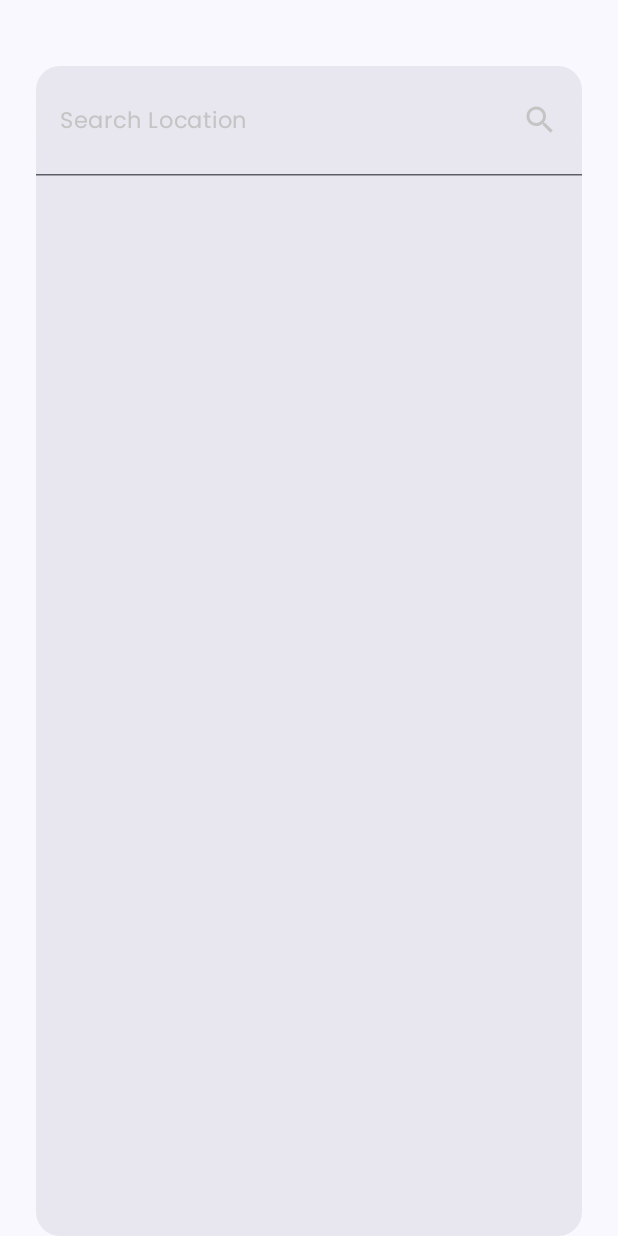
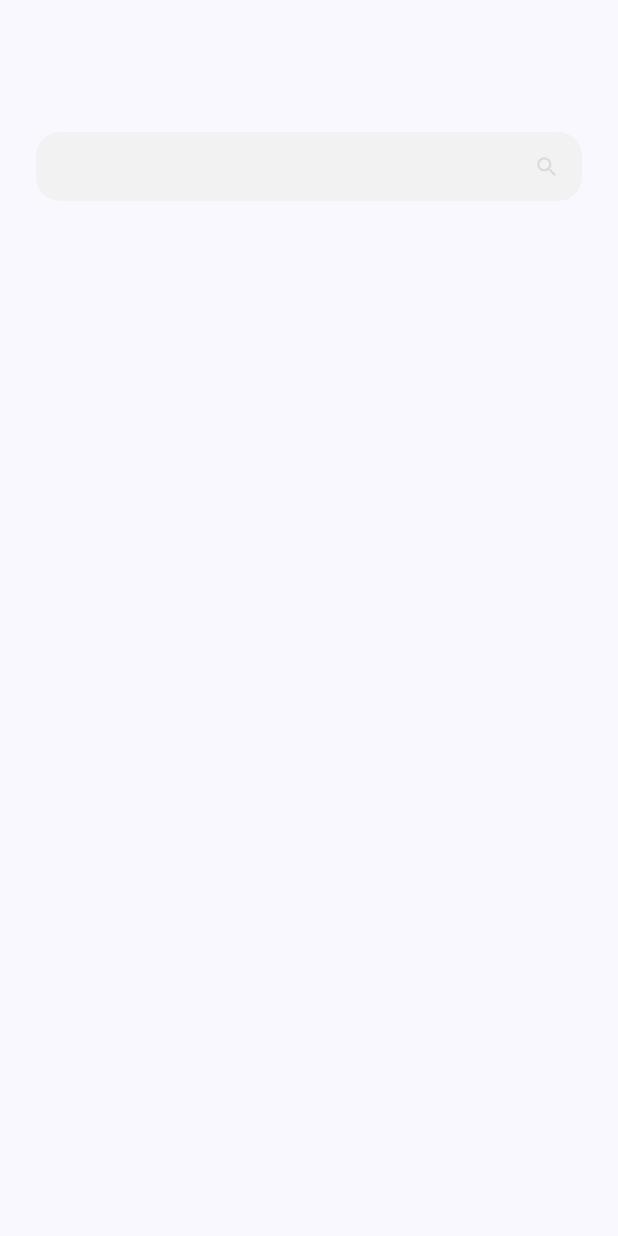
Before and after one commit to truelyyours/Weather-Tracker, an Android app built with Jetpack Compose: the screen it shows after launch (MainActivity), on a phone screen of 412 x 824 dp. Run offline under Robolectric (Android 15) with nearby library versions, the phone set to English and light mode, and no system bars; our stand-ins replace Dagger/Hilt's generated code.

Commit message:
working search. nice

```diff
--- a/app/src/main/java/com/example/weathertracker/MainActivity.kt
+++ b/app/src/main/java/com/example/weathertracker/MainActivity.kt
@@ -47,7 +47,7 @@ import com.example.network.RetrofitClient
 import com.example.network.data.WeatherInfo
 import com.example.weathertracker.composeutil.LocationWeatherDetails
 import com.example.weathertracker.composeutil.NoCitySelected
-import com.example.weathertracker.composeutil.SearchCity
+import com.example.weathertracker.composeutil.SearchBox
 import com.example.weathertracker.ui.theme.BackgroundGray
 import com.example.weathertracker.ui.theme.CustomBlack
 import com.example.weathertracker.ui.theme.LightGray
@@ -75,14 +75,14 @@ class MainActivity : ComponentActivity() {
                     Column(modifier = Modifier.padding(innerPadding).fillMaxSize(),
                         horizontalAlignment = Alignment.CenterHorizontally) {
                         Spacer(Modifier.height(44.dp))
-                        SearchCity()
-                        if (WeatherApp.getStoredCityName().isEmpty()) {
-                            Spacer(Modifier.height(240.dp))
-                            NoCitySelected()
-                        } else {
-                            Spacer(Modifier.height(80.dp))
-                            LocationWeatherDetails("Surat")
-                        }
+                        SearchBox()
+//                        if (WeatherApp.getStoredCityName().isEmpty()) {
+//                            Spacer(Modifier.height(240.dp))
+//                            NoCitySelected()
+//                        } else {
+//                            Spacer(Modifier.height(80.dp))
+//                            LocationWeatherDetails("Surat")
+//                        }
                     }
                 }
             }
--- a/app/src/main/java/com/example/weathertracker/WeatherApp.kt
+++ b/app/src/main/java/com/example/weathertracker/WeatherApp.kt
@@ -2,7 +2,6 @@ package com.example.weathertracker
 
 import android.app.Application
 import android.content.Context
-import android.util.Log
 import androidx.datastore.core.DataStore
 import androidx.datastore.preferences.core.Preferences
 import androidx.datastore.preferences.core.edit
@@ -25,17 +24,17 @@ class WeatherApp: Application() {
 
         fun getStoredCityName():String {
              var city = ""
-            val key_name = stringPreferencesKey("city_name")
+            val keyName = stringPreferencesKey("city_name")
             getNonUiAppContext().dataStore.data.map { pref ->
-                city = pref[key_name] ?: ""
+                city = pref[keyName] ?: ""
             }
             return "Surat"//city
         }
 
         suspend fun storeCityName(location: String) {
             getNonUiAppContext().dataStore.edit { pref ->
-                val key_name = stringPreferencesKey("city_name")
-                pref[key_name] = location
+                val keyName = stringPreferencesKey("city_name")
+                pref[keyName] = location
             }
         }
     }
--- a/app/src/main/java/com/example/weathertracker/composeutil/SearchCity.kt
+++ b/app/src/main/java/com/example/weathertracker/composeutil/SearchCity.kt
@@ -1,54 +1,127 @@
 package com.example.weathertracker.composeutil
 
+import androidx.compose.foundation.background
+import androidx.compose.foundation.layout.Arrangement
+import androidx.compose.foundation.layout.Column
+import androidx.compose.foundation.layout.Row
+import androidx.compose.foundation.layout.Spacer
+import androidx.compose.foundation.layout.fillMaxSize
+import androidx.compose.foundation.layout.fillMaxWidth
+import androidx.compose.foundation.layout.height
 import androidx.compose.foundation.layout.padding
+import androidx.compose.foundation.layout.size
+import androidx.compose.foundation.layout.width
 import androidx.compose.foundation.shape.CornerSize
 import androidx.compose.foundation.shape.RoundedCornerShape
+import androidx.compose.foundation.text.BasicTextField
+import androidx.compose.foundation.text.KeyboardActions
+import androidx.compose.foundation.text.KeyboardOptions
+import androidx.compose.foundation.text.input.KeyboardActionHandler
 import androidx.compose.material.icons.Icons
 import androidx.compose.material.icons.filled.Search
+import androidx.compose.material.icons.rounded.Search
+import androidx.compose.material3.CircularProgressIndicator
 import androidx.compose.material3.ExperimentalMaterial3Api
 import androidx.compose.material3.Icon
 import androidx.compose.material3.SearchBar
 import androidx.compose.material3.SearchBarDefaults
 import androidx.compose.material3.Text
 import androidx.compose.runtime.Composable
+import androidx.compose.runtime.DisposableEffect
+import androidx.compose.runtime.getValue
 import androidx.compose.runtime.mutableStateOf
 import androidx.compose.runtime.remember
+import androidx.compose.runtime.setValue
+import androidx.compose.ui.Alignment
 import androidx.compose.ui.Modifier
 import androidx.compose.ui.draw.clip
+import androidx.compose.ui.graphics.Color
+import androidx.compose.ui.platform.LocalFocusManager
+import androidx.compose.ui.text.TextStyle
 import androidx.compose.ui.text.font.FontWeight
+import androidx.compose.ui.text.input.ImeAction
 import androidx.compose.ui.unit.dp
 import androidx.compose.ui.unit.sp
+import androidx.hilt.navigation.compose.hiltViewModel
+import androidx.lifecycle.compose.collectAsStateWithLifecycle
+import androidx.lifecycle.viewModelScope
+import com.example.weathertracker.WeatherApp
 import com.example.weathertracker.tempOnTextChange
+import com.example.weathertracker.ui.theme.BackgroundGray
+import com.example.weathertracker.ui.theme.CustomGray
+import com.example.weathertracker.ui.theme.IconGray
 import com.example.weathertracker.ui.theme.LightGray
 import com.example.weathertracker.ui.theme.PoppinsFontFamily
+import com.example.weathertracker.viewmodel.SearchBoxViewModel
+import kotlinx.coroutines.launch
 
 
-@OptIn(ExperimentalMaterial3Api::class)
 @Composable
-fun SearchCity() {
+fun SearchBox(searchBoxViewModel: SearchBoxViewModel = hiltViewModel()) {
 
-    val searchQuery = remember { mutableStateOf("") }
-    val isSearching = remember { mutableStateOf(false) }
-    SearchBar(modifier = Modifier.padding(horizontal = 24.dp).clip(RoundedCornerShape(16.dp)),
-        inputField = {
-            SearchBarDefaults.InputField(
-                query = searchQuery.value,
-                onSearch = ::tempOnTextChange,
-                onQueryChange = ::tempOnTextChange,
-                expanded = isSearching.value,
-                onExpandedChange = { isSearching.value = !isSearching.value },
-                placeholder = { Text("Search Location", fontFamily = PoppinsFontFamily,
-                    fontSize = 15.sp, color = LightGray, fontWeight = FontWeight.W400, lineHeight = 22.5.sp)
+    DisposableEffect(key1 = Unit) {
+        val job = searchBoxViewModel.observeSearch()
+        onDispose { job.cancel() }
+    }
+
+    Column(modifier = Modifier.fillMaxSize()
+        .padding(top = 44.dp, start = 24.dp, end = 24.dp),
+        horizontalAlignment = Alignment.CenterHorizontally) {
+
+        val screenState by searchBoxViewModel.uiState.collectAsStateWithLifecycle()
+
+        Row(modifier = Modifier.fillMaxWidth()
+            .height(46.dp)
+            .background(color = BackgroundGray, shape = RoundedCornerShape(16.dp)),
+            horizontalArrangement = Arrangement.SpaceBetween,
+            verticalAlignment = Alignment.CenterVertically) {
+
+            var isHintDisplayed by remember {
+                mutableStateOf(false)
+            }
+            val focusManager = LocalFocusManager.current
+
+            BasicTextField(
+                state = searchBoxViewModel.searchTextFieldState,
+                textStyle = TextStyle(fontSize = 15.sp, fontFamily = PoppinsFontFamily,
+                    fontWeight = FontWeight.Normal),
+                keyboardOptions = KeyboardOptions(imeAction = ImeAction.Search),
+                onKeyboardAction = KeyboardActionHandler {
+                    focusManager.clearFocus()
                 },
-                trailingIcon = { Icon(
-                    Icons.Default.Search, contentDescription = null,
-                    tint = LightGray
-                ) },
+                modifier = Modifier.padding(start = 20.dp)
             )
-        },
-        shape = RoundedCornerShape(corner = CornerSize(16.dp)),
-        expanded = isSearching.value,
-        onExpandedChange = {isSearching.value = !isSearching.value}) {
 
+            Icon(Icons.Rounded.Search, contentDescription = "Search Icon", tint = IconGray
+            ,modifier = Modifier.padding(end = 14.5.dp).size(17.5.dp))
+        }
+
+        Spacer(Modifier.height(32.dp))
+        when (val state = screenState) {
+            SearchBoxViewModel.ScreenState.Empty -> { // Nothing to do
+            }
+            is SearchBoxViewModel.ScreenState.Error -> { // Nothing to do
+            }
+            is SearchBoxViewModel.ScreenState.Response -> {
+                SearchResultCard(
+                    state.weatherInfo.location.name,
+                    state.weatherInfo.current.temp_c.toString() + "\u02DA",
+                    state.weatherInfo.current.condition.icon,
+                    onClick = {
+                        searchBoxViewModel.viewModelScope.launch {
+                            saveLocation(state.weatherInfo.location.name)
+                        }
+                    }
+                )
+            }
+            SearchBoxViewModel.ScreenState.Searching -> {
+                CircularProgressIndicator(modifier = Modifier.size(45.dp), color = CustomGray)
+            }
+        }
     }
+
 }
+
+suspend fun saveLocation(loc: String) {
+    WeatherApp.storeCityName(loc)
+}
--- a/app/src/main/java/com/example/weathertracker/ui/theme/Color.kt
+++ b/app/src/main/java/com/example/weathertracker/ui/theme/Color.kt
@@ -10,6 +10,7 @@ val Purple40 = Color(0xFF6650a4)
 val PurpleGrey40 = Color(0xFF625b71)
 val Pink40 = Color(0xFF7D5260)
 
+val IconGray = Color(0xFFDADADA)
 val LightGray = Color(0xFFC4C4C4)
 val CustomGray = Color(0xFF9A9A9A)
 val BackgroundGray = Color(0xFFF2F2F2)
--- /dev/null
+++ b/app/src/main/java/com/example/weathertracker/viewmodel/SearchBoxViewModel.kt
@@ -0,0 +1,85 @@
+package com.example.weathertracker.viewmodel
+
+import android.util.Log
+import androidx.compose.foundation.text.input.TextFieldState
+import androidx.compose.runtime.collectAsState
+import androidx.compose.runtime.snapshotFlow
+import androidx.lifecycle.ViewModel
+import androidx.lifecycle.viewModelScope
+import com.example.network.data.WeatherInfo
+import dagger.hilt.android.lifecycle.HiltViewModel
+import kotlinx.coroutines.ExperimentalCoroutinesApi
+import kotlinx.coroutines.FlowPreview
+import kotlinx.coroutines.flow.MutableStateFlow
+import kotlinx.coroutines.flow.SharingStarted
+import kotlinx.coroutines.flow.StateFlow
+import kotlinx.coroutines.flow.asStateFlow
+import kotlinx.coroutines.flow.collectLatest
+import kotlinx.coroutines.flow.debounce
+import kotlinx.coroutines.flow.mapLatest
+import kotlinx.coroutines.flow.stateIn
+import kotlinx.coroutines.flow.update
+import kotlinx.coroutines.launch
+import javax.inject.Inject
+
+@HiltViewModel
+class SearchBoxViewModel @Inject constructor(
+    private val currentWeatherRepository: CurrentWeatherRepository
+): ViewModel() {
+
+    val searchTextFieldState = TextFieldState()
+
+    sealed interface SearchState {
+        data object Empty: SearchState
+        data class UserQuery(val query: String): SearchState
+    }
+
+    sealed interface ScreenState {
+        object Empty: ScreenState
+        object Searching: ScreenState
+        data class Error(val message: String): ScreenState
+        data class Response(val weatherInfo: WeatherInfo): ScreenState
+    }
+
+    private val _uiState = MutableStateFlow<ScreenState> (ScreenState.Empty)
+    val uiState = _uiState.asStateFlow()
+
+
+
+    @OptIn(FlowPreview::class, ExperimentalCoroutinesApi::class)
+    private val searchTextState: StateFlow<SearchState> = snapshotFlow { searchTextFieldState.text }
+        .debounce(1200) // call below things if the user does not type for 1.2s
+        .mapLatest { if (it.isBlank()) SearchState.Empty else SearchState.UserQuery(it.toString()) }
+        .stateIn(
+            scope = viewModelScope,
+            started = SharingStarted.WhileSubscribed(stopTimeoutMillis = 3000),
+            initialValue = SearchState.Empty
+        )
+
+    fun observeSearch() = viewModelScope.launch {
+        searchTextState.collectLatest { searchState ->
+            when (searchState) {
+                is SearchState.Empty -> {
+                    _uiState.update { ScreenState.Empty }
+                }
+                is SearchState.UserQuery -> searchWeatherInfo(searchState.query)
+            }
+        }
+    }
+
+    // Doing it this way so that in case the sear API is used it is easier to implement/extend
+    private fun searchWeatherInfo(query: String) = viewModelScope.launch {
+        _uiState.update { ScreenState.Searching }
+        currentWeatherRepository.fetchWeather(query).onSuccess { info ->
+            _uiState.update {
+                ScreenState.Response(info)
+            }
+        }.onGenericError { code, errorMessage ->
+            Log.e("SearchBoxViewModel::", "GenericError: $code && $errorMessage")
+            _uiState.update { ScreenState.Error(errorMessage ?: "Unknown error happened $code") }
+        }.onFailure { exp ->
+            Log.e("SearchBoxViewModel::", exp.printStackTrace().toString())
+            _uiState.update { ScreenState.Error(exp.message ?: "Unknown Failure Happened") }
+        }
+    }
+}
```
Also changed, not shown: app/src/main/java/com/example/weathertracker/composeutil/SearchResultCard.kt (+14 -9 lines).
